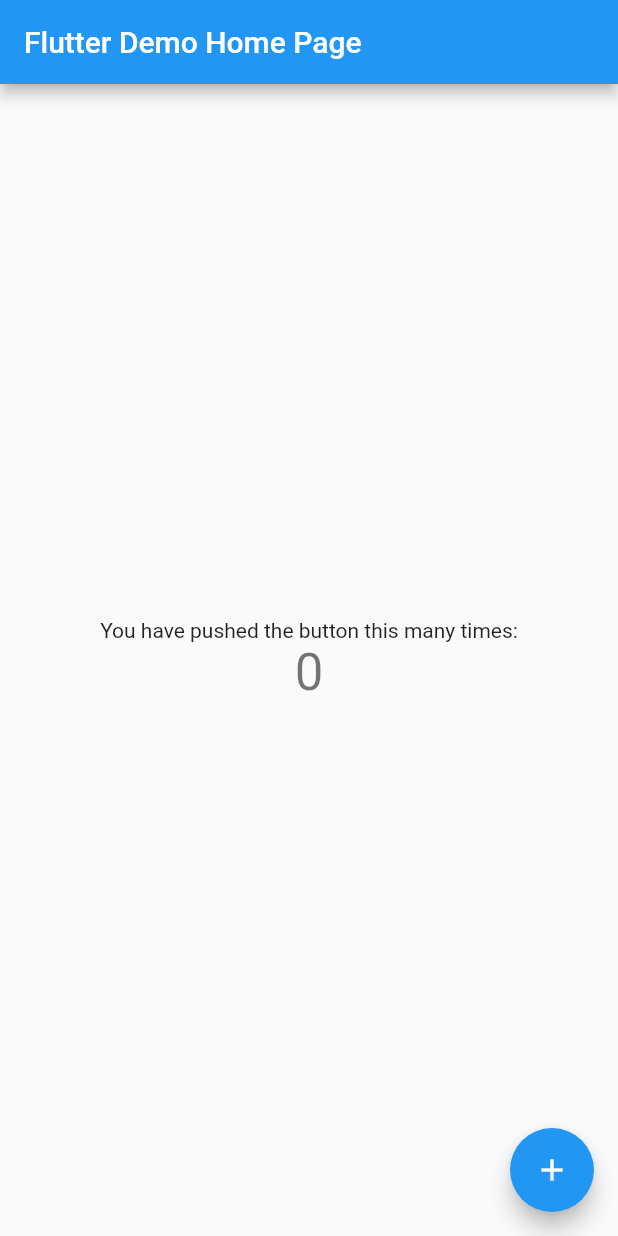
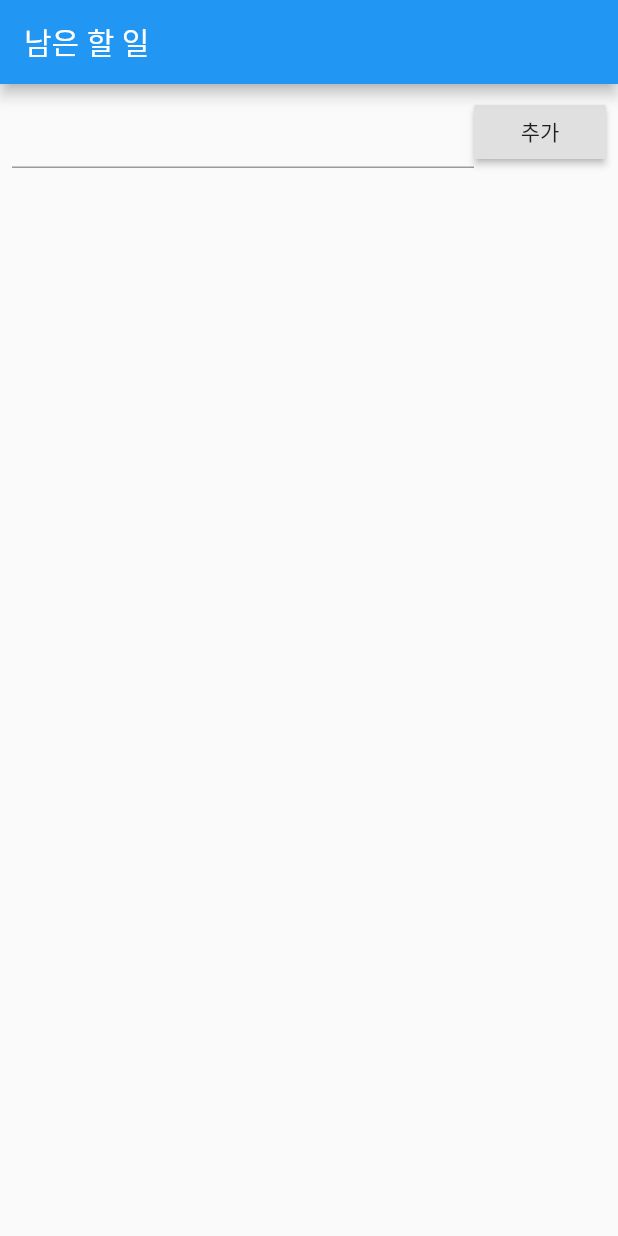
Before and after one commit to Sh031224/TodoList_Flutter, a Flutter app: the screen it shows after launch, on a phone screen of 412 x 824 dp. Run offline on Flutter 3.47's test engine with Material 2 defaults, Android fonts, the phone set to English and light mode, and no system bars.

Commit message:
[ADD] Todo 추가/제거

```diff
--- a/lib/main.dart
+++ b/lib/main.dart
@@ -2,110 +2,115 @@ import 'package:flutter/material.dart';
 
 void main() => runApp(MyApp());
 
+//할 일 클래스
+class Todo {
+  bool isDone = false;
+  String title;
+
+  Todo(this.title);
+}
+
+// 시작 클래스
 class MyApp extends StatelessWidget {
-  // This widget is the root of your application.
   @override
   Widget build(BuildContext context) {
     return MaterialApp(
-      title: 'Flutter Demo',
+      title: '할 일 관리',
       theme: ThemeData(
-        // This is the theme of your application.
-        //
-        // Try running your application with "flutter run". You'll see the
-        // application has a blue toolbar. Then, without quitting the app, try
-        // changing the primarySwatch below to Colors.green and then invoke
-        // "hot reload" (press "r" in the console where you ran "flutter run",
-        // or simply save your changes to "hot reload" in a Flutter IDE).
-        // Notice that the counter didn't reset back to zero; the application
-        // is not restarted.
         primarySwatch: Colors.blue,
       ),
-      home: MyHomePage(title: 'Flutter Demo Home Page'),
+      home: TodoListPage(),
     );
   }
 }
 
-class MyHomePage extends StatefulWidget {
-  MyHomePage({Key key, this.title}) : super(key: key);
+// TodoListPage 클래스
+class TodoListPage extends StatefulWidget {
+  @override
+  _TodoListPageState createState() => _TodoListPageState();
+}
 
-  // This widget is the home page of your application. It is stateful, meaning
-  // that it has a State object (defined below) that contains fields that affect
-  // how it looks.
+// TodoListPage의 State 클래스
+class _TodoListPageState extends State<TodoListPage> {
+  final _items = <Todo>[]; // 할 일 목록을 저장할 리스트
 
-  // This class is the configuration for the state. It holds the values (in this
-  // case the title) provided by the parent (in this case the App widget) and
-  // used by the build method of the State. Fields in a Widget subclass are
-  // always marked "final".
-
-  final String title;
+  var _todoController = TextEditingController(); // 컨트롤러
 
   @override
-  _MyHomePageState createState() => _MyHomePageState();
-}
+  void dispose() {
+    _todoController.dispose(); // 사용이 끝나면 해제
+    super.dispose();
+  }
 
-class _MyHomePageState extends State<MyHomePage> {
-  int _counter = 0;
-
-  void _incrementCounter() {
-    setState(() {
-      // This call to setState tells the Flutter framework that something has
-      // changed in this State, which causes it to rerun the build method below
-      // so that the display can reflect the updated values. If we changed
-      // _counter without calling setState(), then the build method would not be
-      // called again, and so nothing would appear to happen.
-      _counter++;
-    });
+  Widget _buildItemWidget(Todo todo) {
+    return ListTile(
+      onTap: () => _toggleTodo(todo),
+      title: Text(
+        todo.title,
+        style: todo.isDone
+          ? TextStyle(
+            decoration: TextDecoration.lineThrough,
+            fontStyle: FontStyle.italic,
+          )
+        : null,
+      ),
+      trailing: IconButton(
+        icon: Icon(Icons.delete_forever),
+        onPressed: () => _deleteTodo(todo),
+      ),
+    );
   }
 
   @override
   Widget build(BuildContext context) {
-    // This method is rerun every time setState is called, for instance as done
-    // by the _incrementCounter method above.
-    //
-    // The Flutter framework has been optimized to make rerunning build methods
-    // fast, so that you can just rebuild anything that needs updating rather
-    // than having to individually change instances of widgets.
     return Scaffold(
       appBar: AppBar(
-        // Here we take the value from the MyHomePage object that was created by
-        // the App.build method, and use it to set our appbar title.
-        title: Text(widget.title),
+        title: Text('남은 할 일'),
       ),
-      body: Center(
-        // Center is a layout widget. It takes a single child and positions it
-        // in the middle of the parent.
+      body: Padding(
+        padding: const EdgeInsets.all(8.0),
         child: Column(
-          // Column is also a layout widget. It takes a list of children and
-          // arranges them vertically. By default, it sizes itself to fit its
-          // children horizontally, and tries to be as tall as its parent.
-          //
-          // Invoke "debug painting" (press "p" in the console, choose the
-          // "Toggle Debug Paint" action from the Flutter Inspector in Android
-          // Studio, or the "Toggle Debug Paint" command in Visual Studio Code)
-          // to see the wireframe for each widget.
-          //
-          // Column has various properties to control how it sizes itself and
-          // how it positions its children. Here we use mainAxisAlignment to
-          // center the children vertically; the main axis here is the vertical
-          // axis because Columns are vertical (the cross axis would be
-          // horizontal).
-          mainAxisAlignment: MainAxisAlignment.center,
           children: <Widget>[
-            Text(
-              'You have pushed the button this many times:',
+            Row(
+              children: <Widget>[
+                Expanded(
+                  child: TextField(
+                    controller: _todoController,
+                  )
+                ),
+                RaisedButton(
+                  child: Text('추가'),
+                  onPressed: () => _addTodo(Todo(_todoController.text)),
+                ),
+              ],
             ),
-            Text(
-              '$_counter',
-              style: Theme.of(context).textTheme.display1,
-            ),
+            Expanded(
+              child: ListView(
+                children: _items.map((todo) => _buildItemWidget(todo)).toList(),
+              )
+            )
           ],
         ),
-      ),
-      floatingActionButton: FloatingActionButton(
-        onPressed: _incrementCounter,
-        tooltip: 'Increment',
-        child: Icon(Icons.add),
-      ), // This trailing comma makes auto-formatting nicer for build methods.
+      )
     );
   }
+
+  void _addTodo(Todo todo) {
+    setState(() {
+      _items.add(todo);
+      _todoController.text = '';
+    });
+  }
+
+  void _deleteTodo(Todo todo) {
+    setState(() {
+      _items.remove(todo);
+    });
+  }
+
+  void _toggleTodo(Todo todo) {
+    setState(() {
+      todo.isDone = !todo.isDone;
+    });
+  }
 }
```
